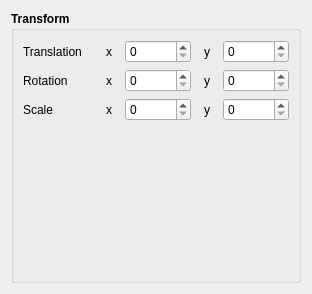
Old version of the form DockTest/transformwidget.ui in the repository 0000duck/Qt-Engine.
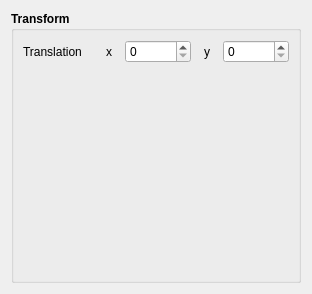
New version of the form.

Diff of the .ui file:
```diff
--- a/DockTest/transformwidget.ui
+++ b/DockTest/transformwidget.ui
@@ -129,215 +129,8 @@
               <bold>false</bold>
              </font>
             </property>
-           </widget>
-          </item>
-         </layout>
-        </item>
-        <item>
-         <layout class="QHBoxLayout" name="horizontalLayout_3">
-          <item>
-           <widget class="QLabel" name="label_8">
-            <property name="sizePolicy">
-             <sizepolicy hsizetype="Fixed" vsizetype="Preferred">
-              <horstretch>0</horstretch>
-              <verstretch>0</verstretch>
-             </sizepolicy>
-            </property>
-            <property name="minimumSize">
-             <size>
-              <width>70</width>
-              <height>0</height>
-             </size>
-            </property>
-            <property name="font">
-             <font>
-              <weight>50</weight>
-              <bold>false</bold>
-             </font>
-            </property>
-            <property name="text">
-             <string>Rotation</string>
-            </property>
-           </widget>
-          </item>
-          <item>
-           <widget class="QLabel" name="label_9">
-            <property name="sizePolicy">
-             <sizepolicy hsizetype="Fixed" vsizetype="Preferred">
-              <horstretch>0</horstretch>
-              <verstretch>0</verstretch>
-             </sizepolicy>
-            </property>
-            <property name="minimumSize">
-             <size>
-              <width>20</width>
-              <height>0</height>
-             </size>
-            </property>
-            <property name="font">
-             <font>
-              <weight>50</weight>
-              <bold>false</bold>
-             </font>
-            </property>
-            <property name="text">
-             <string>x</string>
-            </property>
-            <property name="alignment">
-             <set>Qt::AlignCenter</set>
-            </property>
-           </widget>
-          </item>
-          <item>
-           <widget class="QSpinBox" name="RotationX">
-            <property name="font">
-             <font>
-              <weight>50</weight>
-              <bold>false</bold>
-             </font>
-            </property>
-           </widget>
-          </item>
-          <item>
-           <widget class="QLabel" name="label_10">
-            <property name="sizePolicy">
-             <sizepolicy hsizetype="Fixed" vsizetype="Preferred">
-              <horstretch>0</horstretch>
-              <verstretch>0</verstretch>
-             </sizepolicy>
-            </property>
-            <property name="minimumSize">
-             <size>
-              <width>20</width>
-              <height>0</height>
-             </size>
-            </property>
-            <property name="font">
-             <font>
-              <weight>50</weight>
-              <bold>false</bold>
-             </font>
-            </property>
-            <property name="text">
-             <string>y</string>
-            </property>
-            <property name="alignment">
-             <set>Qt::AlignCenter</set>
-            </property>
-           </widget>
-          </item>
-          <item>
-           <widget class="QSpinBox" name="RotationY">
-            <property name="font">
-             <font>
-              <weight>50</weight>
-              <bold>false</bold>
-             </font>
-            </property>
-           </widget>
-          </item>
-         </layout>
-        </item>
-        <item>
-         <layout class="QHBoxLayout" name="horizontalLayout_2">
-          <item>
-           <widget class="QLabel" name="label_5">
-            <property name="sizePolicy">
-             <sizepolicy hsizetype="Fixed" vsizetype="Preferred">
-              <horstretch>0</horstretch>
-              <verstretch>0</verstretch>
-             </sizepolicy>
-            </property>
-            <property name="minimumSize">
-             <size>
-              <width>70</width>
-              <height>0</height>
-             </size>
-            </property>
-            <property name="font">
-             <font>
-              <weight>50</weight>
-              <bold>false</bold>
-             </font>
-            </property>
-            <property name="text">
-             <string>Scale</string>
-            </property>
-           </widget>
-          </item>
-          <item>
-           <widget class="QLabel" name="label_6">
-            <property name="sizePolicy">
-             <sizepolicy hsizetype="Fixed" vsizetype="Preferred">
-              <horstretch>0</horstretch>
-              <verstretch>0</verstretch>
-             </sizepolicy>
-            </property>
-            <property name="minimumSize">
-             <size>
-              <width>20</width>
-              <height>0</height>
-             </size>
-            </property>
-            <property name="font">
-             <font>
-              <weight>50</weight>
-              <bold>false</bold>
-             </font>
-            </property>
-            <property name="text">
-             <string>x</string>
-            </property>
-            <property name="alignment">
-             <set>Qt::AlignCenter</set>
-            </property>
-           </widget>
-          </item>
-          <item>
-           <widget class="QSpinBox" name="ScaleX">
-            <property name="font">
-             <font>
-              <weight>50</weight>
-              <bold>false</bold>
-             </font>
-            </property>
-           </widget>
-          </item>
-          <item>
-           <widget class="QLabel" name="label_7">
-            <property name="sizePolicy">
-             <sizepolicy hsizetype="Fixed" vsizetype="Preferred">
-              <horstretch>0</horstretch>
-              <verstretch>0</verstretch>
-             </sizepolicy>
-            </property>
-            <property name="minimumSize">
-             <size>
-              <width>20</width>
-              <height>0</height>
-             </size>
-            </property>
-            <property name="font">
-             <font>
-              <weight>50</weight>
-              <bold>false</bold>
-             </font>
-            </property>
-            <property name="text">
-             <string>y</string>
-            </property>
-            <property name="alignment">
-             <set>Qt::AlignCenter</set>
-            </property>
-           </widget>
-          </item>
-          <item>
-           <widget class="QSpinBox" name="ScaleY">
-            <property name="font">
-             <font>
-              <weight>50</weight>
-              <bold>false</bold>
-             </font>
+            <property name="maximum">
+             <number>9999</number>
             </property>
            </widget>
           </item>
```
Left out of the diff: 3 changed lines with no effect on the pictures.
